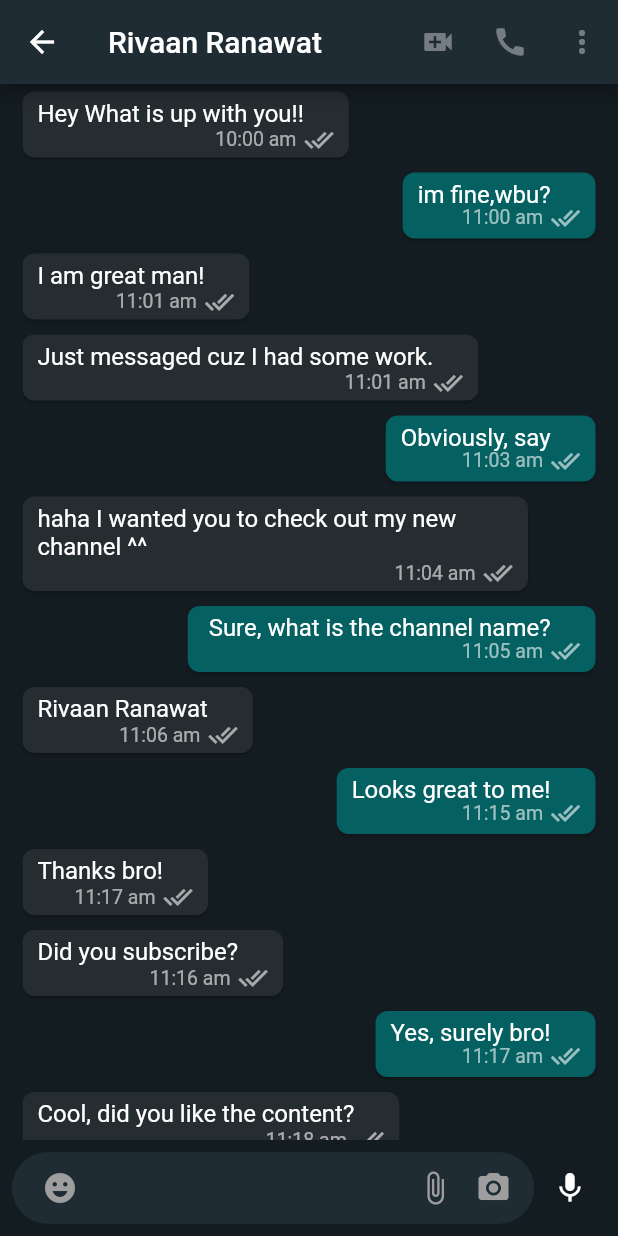
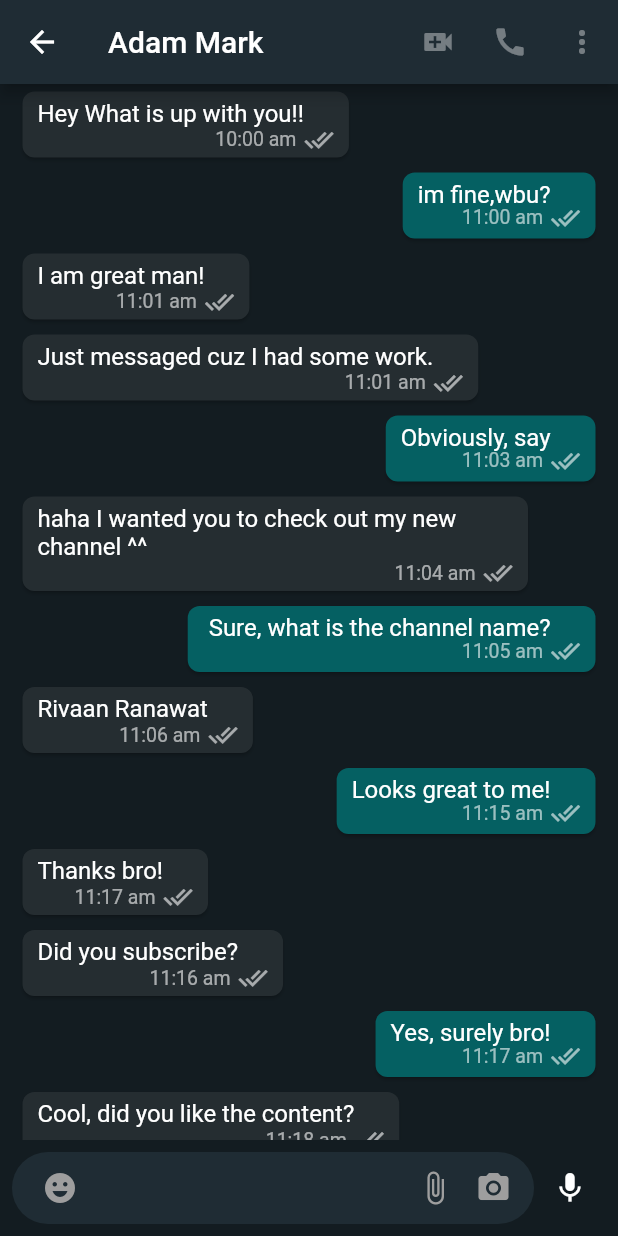
Before and after one commit to Shahmeerkhalid97/whatappClone, a Flutter app: the MobileChatScreen screen opened directly, on a phone screen of 412 x 824 dp. Run offline on Flutter 3.47's test engine with Material 2 defaults, Android fonts, the phone set to English and light mode, and no system bars; network calls fail.

Commit message:
small changes

```diff
--- a/lib/info.dart
+++ b/lib/info.dart
@@ -1,6 +1,6 @@
 const info = [
   {
-    'name': 'Rivaan Ranawat',
+    'name': 'Adam Mark',
     'message': 'Hey, how are you doing?',
     'time': '3:53 pm',
     'profilePic':
```
